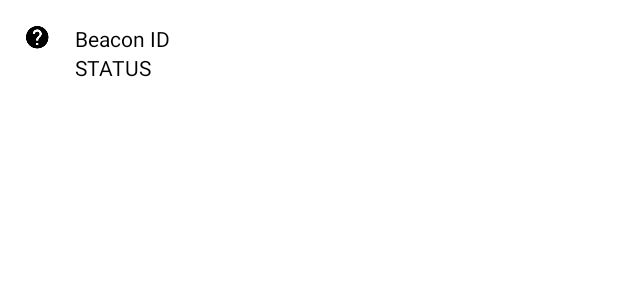
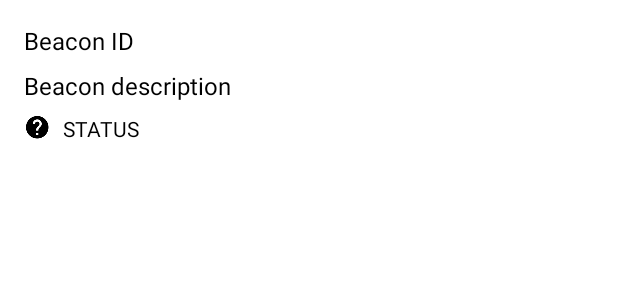
Before and after one commit to malmstein/eddystone-sample, an Android app: the layout view_beacon_item.xml on its own in the app's theme, with its tools: preview values and no code run, on a phone screen of 412 x 824 dp. Shown: the top 300 px of the screen. Run offline under Robolectric (Android 15) with nearby library versions, the phone set to English and light mode, and no system bars.

Commit message:
skeleton view for the beacon info

```diff
--- a/app/src/main/res/layout/view_beacon_item.xml
+++ b/app/src/main/res/layout/view_beacon_item.xml
@@ -5,34 +5,42 @@
   android:background="@drawable/selector_card_clickable"
   android:layout_width="match_parent"
   android:layout_height="match_parent"
-  android:orientation="horizontal"
+  android:orientation="vertical"
   android:padding="@dimen/card_content_padding">
 
-  <ImageView
-    android:id="@+id/beacon_item_state"
-    android:layout_width="wrap_content"
-    android:layout_height="wrap_content"
-    android:src="@drawable/ic_action_help"/>
+  <TextView
+    style="@style/Eddystone.Subhead"
+    android:id="@+id/beacon_item_id"
+    android:text="Beacon ID"
+    android:layout_width="match_parent"
+    android:layout_height="wrap_content" />
+
+  <TextView
+    style="@style/Eddystone.Subhead"
+    android:id="@+id/beacon_item_description"
+    android:text="Beacon description"
+    android:paddingTop="@dimen/card_inset_padding"
+    android:layout_width="match_parent"
+    android:layout_height="wrap_content" />
 
   <LinearLayout
     android:layout_width="wrap_content"
     android:layout_height="wrap_content"
-    android:orientation="vertical"
-    android:paddingStart="@dimen/card_content_padding">
+    android:paddingTop="@dimen/card_inset_padding"
+    android:layout_gravity="left|center"
+    android:orientation="horizontal">
+
+    <ImageView
+      android:id="@+id/beacon_item_state"
+      android:layout_width="wrap_content"
+      android:layout_height="wrap_content"
+      android:src="@drawable/ic_action_help"/>
 
     <TextView
-      style="@style/Eddystone.CardTitle"
-      android:id="@+id/beacon_item_id"
-      android:text="Beacon ID"
-      android:textColor="@color/black"
-      android:layout_width="wrap_content"
-      android:layout_height="wrap_content" />
-
-    <TextView
-      style="@style/Eddystone.CardTitle"
+      style="@style/Eddystone.Body1"
       android:id="@+id/beacon_item_status"
+      android:paddingStart="@dimen/card_inset_padding"
       android:text="STATUS"
-      android:textColor="@color/black"
       android:layout_width="wrap_content"
       android:layout_height="wrap_content" />
 
--- a/app/src/main/res/values/dimens.xml
+++ b/app/src/main/res/values/dimens.xml
@@ -11,6 +11,7 @@
 
   <dimen name="card_corner_radius">2dp</dimen>
   <dimen name="card_content_padding">16dp</dimen>
+  <dimen name="card_inset_padding">8dp</dimen>
   <dimen name="card_title_size">14sp</dimen>
   <dimen name="card_divider_height">8dp</dimen>
   <dimen name="card_spans_padding">8dp</dimen>
--- a/app/src/main/res/values/styles.xml
+++ b/app/src/main/res/values/styles.xml
@@ -17,8 +17,14 @@
     <item name="android:drawablePadding">@dimen/button_drawable_padding</item>
   </style>
 
-  <style name="Eddystone.CardTitle">
-    <item name="android:textSize">@dimen/card_title_size</item>
+  <style name="Eddystone.Subhead">
+    <item name="android:textAppearance">@style/TextAppearance.AppCompat.Subhead</item>
+    <item name="android:textColor">@color/black</item>
+  </style>
+
+  <style name="Eddystone.Body1">
+    <item name="android:textAppearance">@style/TextAppearance.AppCompat.Body1</item>
+    <item name="android:textColor">@color/black</item>
   </style>
 
 </resources>
```
Also changed, not shown: app/build.gradle (+18 -0 lines), app/src/main/java/com/malmstein/eddystonesample/model/Beacon.java (+11 -7 lines), app/src/main/java/com/malmstein/eddystonesample/scan/BeaconsAdapter.java (+27 -11 lines), app/src/main/res/layout/view_beacon_info.xml (+6 -6 lines), 2 other files.
